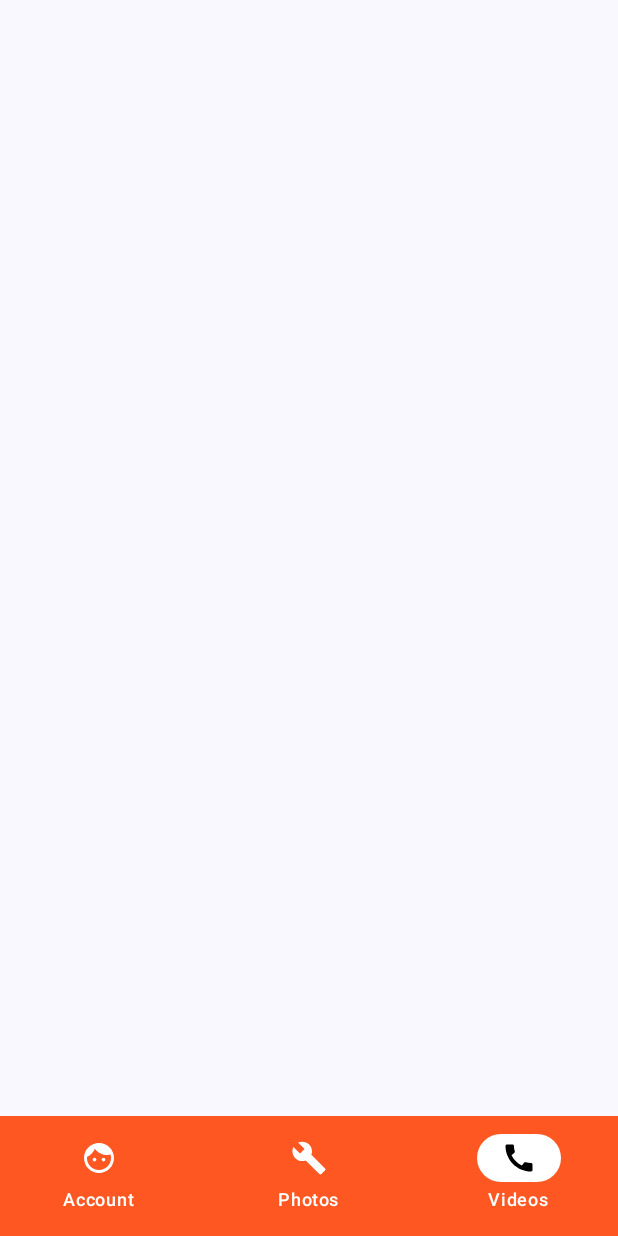
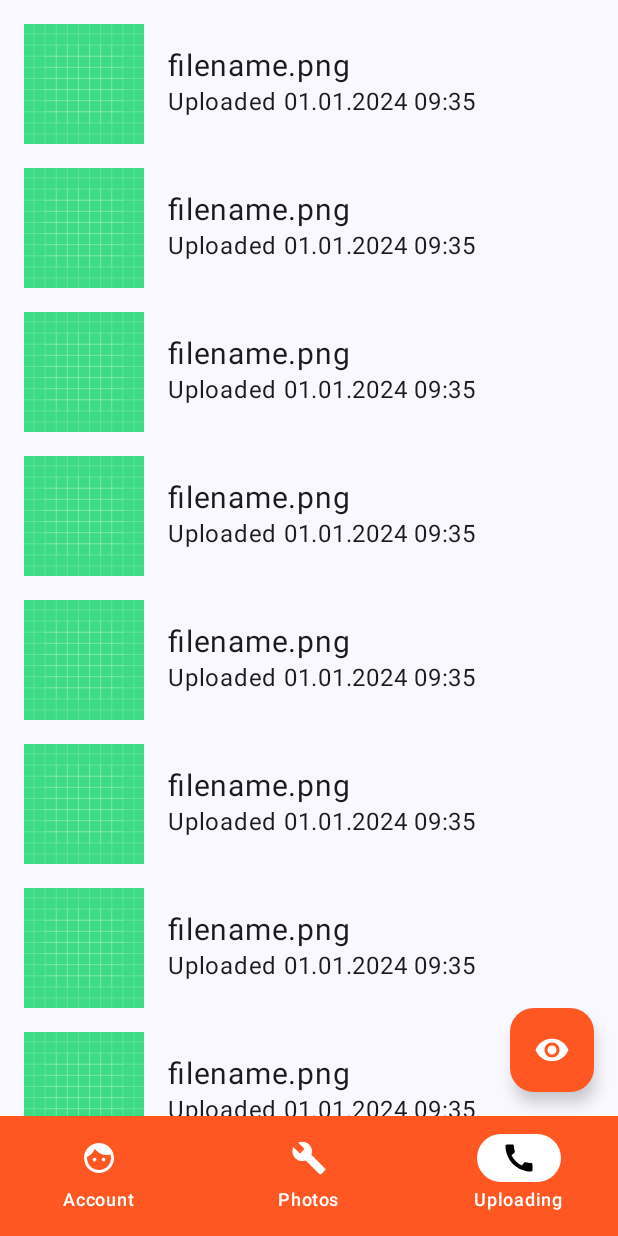
Before and after one commit to HolodTema/Media-Storage-Android, an Android app built with Jetpack Compose: the MainActivity screen opened directly, with no data from a screen before it, item 3 of the bottom bar chosen, on a phone screen of 412 x 824 dp. Run offline under Robolectric (Android 15) with nearby library versions, the phone set to English and light mode, and no system bars; our stand-ins replace constraintlayout-compose.

Commit message:
Videos tab changed to Uploading. Uploading tab will contain button to upload photo and the history of uploaded photos.

```diff
--- a/app/src/main/java/com/terabyte/mediastorage/activity/MainActivity.kt
+++ b/app/src/main/java/com/terabyte/mediastorage/activity/MainActivity.kt
@@ -20,6 +20,7 @@ import androidx.compose.foundation.layout.fillMaxWidth
 import androidx.compose.foundation.layout.height
 import androidx.compose.foundation.layout.padding
 import androidx.compose.foundation.layout.width
+import androidx.compose.foundation.lazy.LazyColumn
 import androidx.compose.foundation.lazy.grid.GridCells
 import androidx.compose.foundation.lazy.grid.LazyVerticalGrid
 import androidx.compose.material.icons.Icons
@@ -29,6 +30,7 @@ import androidx.compose.material.icons.filled.Face
 import androidx.compose.material3.Button
 import androidx.compose.material3.ButtonDefaults
 import androidx.compose.material3.CircularProgressIndicator
+import androidx.compose.material3.FloatingActionButton
 import androidx.compose.material3.Icon
 import androidx.compose.material3.NavigationBar
 import androidx.compose.material3.NavigationBarItem
@@ -41,10 +43,14 @@ import androidx.compose.ui.Alignment
 import androidx.compose.ui.Modifier
 import androidx.compose.ui.graphics.Color
 import androidx.compose.ui.graphics.vector.ImageVector
+import androidx.compose.ui.layout.ContentScale
+import androidx.compose.ui.res.painterResource
 import androidx.compose.ui.text.style.TextAlign
+import androidx.compose.ui.tooling.preview.Preview
 import androidx.compose.ui.unit.LayoutDirection
 import androidx.compose.ui.unit.dp
 import androidx.compose.ui.unit.sp
+import androidx.constraintlayout.compose.ConstraintLayout
 import androidx.lifecycle.ViewModelProvider
 import androidx.navigation.NavController
 import androidx.navigation.NavGraph.Companion.findStartDestination
@@ -54,6 +60,7 @@ import androidx.navigation.compose.composable
 import androidx.navigation.compose.currentBackStackEntryAsState
 import androidx.navigation.compose.rememberNavController
 import com.terabyte.mediastorage.INTENT_ITEM_MODEL
+import com.terabyte.mediastorage.R
 import com.terabyte.mediastorage.activity.ui.theme.MediaStorageTheme
 import com.terabyte.mediastorage.model.ItemModel
 import com.terabyte.mediastorage.ui.theme.Orange
@@ -135,8 +142,8 @@ class MainActivity : ComponentActivity() {
                     composable(Routes.Photos.route) {
                         Photos()
                     }
-                    composable(Routes.Videos.route) {
-                        Videos()
+                    composable(Routes.Uploading.route) {
+                        Uploading()
                     }
                 }
 
@@ -271,7 +278,75 @@ class MainActivity : ComponentActivity() {
 
 
     @Composable
-    fun Videos() {
+    fun Uploading() {
+        ConstraintLayout(
+            modifier = Modifier
+                .fillMaxSize()
+        ) {
+            val buttonUpload = createRef()
+            val lazyColumnUploadHistory = createRef()
+
+            LazyColumn(
+                modifier = Modifier
+                    .fillMaxSize()
+            ) {
+                items(20) {
+                    UploadingHistoryItem()
+                }
+            }
+            FloatingActionButton(
+                containerColor = Orange,
+                onClick = { /*TODO*/ },
+                modifier = Modifier
+                    .constrainAs(buttonUpload) {
+                        bottom.linkTo(parent.bottom)
+                        end.linkTo(parent.end)
+                    }
+                    .padding(16.dp)
+            ) {
+                Icon(
+                    tint = Color.White,
+                    painter = painterResource(id = R.drawable.ic_show_password),
+                    contentDescription = "upload"
+                )
+            }
+        }
+        Box(
+
+        ) {
+
+        }
+    }
+
+    @Preview(showBackground = true, showSystemUi = true)
+    @Composable
+    fun UploadingHistoryItem() {
+        Row(
+            verticalAlignment = Alignment.CenterVertically,
+            modifier = Modifier
+                .padding(start = 16.dp, end = 16.dp, top = 16.dp)
+        ) {
+            Image(
+                painter = painterResource(id = R.drawable.ic_launcher_background),
+                contentDescription = "image",
+                contentScale = ContentScale.Crop,
+                modifier = Modifier
+                    .width(80.dp)
+                    .height(80.dp)
+                )
+            Column(
+                modifier = Modifier
+                    .fillMaxWidth()
+                    .padding(start = 16.dp)
+            ) {
+                Text(
+                    text = "filename.png",
+                    fontSize = 20.sp,
+                    modifier = Modifier
+                        .padding(end = 16.dp))
+                Text("Uploaded 01.01.2024 09:35")
+            }
+        }
     }
 
     @Composable
@@ -294,9 +369,9 @@ class MainActivity : ComponentActivity() {
                     route = Routes.Photos.route
                 ),
                 BarItem(
-                    title = "Videos",
+                    title = "Uploading",
                     image = Icons.Filled.Call,
-                    route = Routes.Videos.route
+                    route = Routes.Uploading.route
                 )
             )
 
@@ -348,7 +423,7 @@ class MainActivity : ComponentActivity() {
     sealed class Routes(val route: String) {
         object Account: Routes("account")
         object Photos: Routes("photos")
-        object Videos: Routes("videos")
+        object Uploading: Routes("uploading")
     }
 
 }
```
